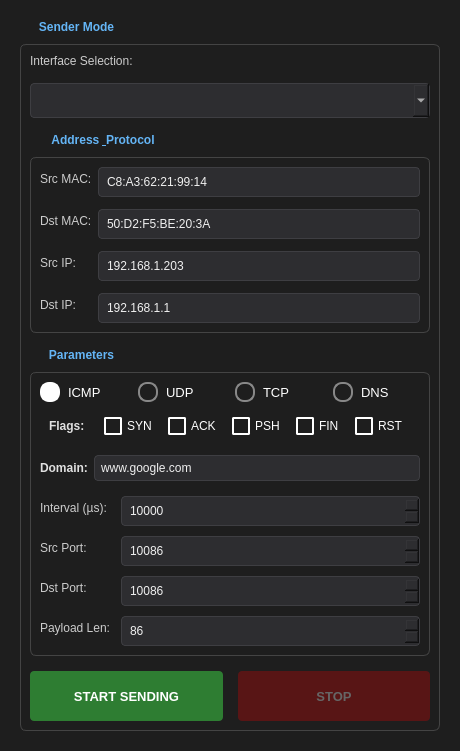
This is sender.ui in jintianwenwenzaoshuilema/PacketStorm-Sender as Qt 5 draws it before an edit. The edited form follows.
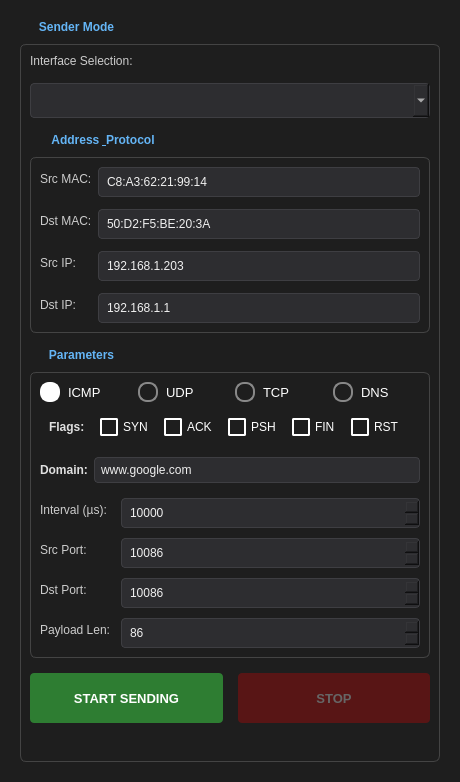
This is the edited form. Icons and pictures are not drawn.

Diff of the .ui file:
```diff
--- a/sender.ui
+++ b/sender.ui
@@ -7,7 +7,7 @@
     <x>0</x>
     <y>0</y>
     <width>460</width>
-    <height>720</height>
+    <height>782</height>
    </rect>
   </property>
   <property name="windowTitle">
@@ -350,9 +350,12 @@
           </item>
 
           <item>
-          <widget class="QWidget" name="containerTcpFlags">
-              <property name="visible">
-                  <bool>false</bool>
+           <widget class="QFrame" name="containerTcpFlags">
+            <property name="frameShape">
+             <enum>QFrame::Shape::NoFrame</enum>
+            </property>
+            <property name="frameShadow">
+             <enum>QFrame::Shadow::Plain</enum>
               </property>
               <layout class="QHBoxLayout" name="hlTcpFlags">
                   <property name="topMargin"><number>5</number></property>
@@ -400,17 +403,27 @@
 
                   <item>
                       <spacer name="spacerFlags">
-                          <property name="orientation"><enum>Qt::Orientation::Horizontal</enum></property>
+               <property name="orientation">
+                <enum>Qt::Orientation::Horizontal</enum>
+               </property>
+               <property name="sizeHint" stdset="0">
+                <size>
+                 <width>40</width>
+                 <height>20</height>
+                </size>
+               </property>
                       </spacer>
                   </item>
               </layout>
           </widget>
           </item>
-
           <item>
-           <widget class="QWidget" name="containerDns">
-            <property name="visible">
-             <bool>false</bool>
+           <widget class="QFrame" name="containerDns">
+            <property name="frameShape">
+             <enum>QFrame::Shape::NoFrame</enum>
+            </property>
+            <property name="frameShadow">
+             <enum>QFrame::Shadow::Plain</enum>
             </property>
             <layout class="QHBoxLayout" name="hlDns">
              <property name="leftMargin"><number>0</number></property>
@@ -434,7 +447,6 @@
             </layout>
            </widget>
           </item>
-
           <item>
            <layout class="QFormLayout" name="formLayout_Param">
             <property name="labelAlignment">
@@ -522,7 +534,7 @@
                <number>1</number>
               </property>
               <property name="maximum">
-               <number>1400</number>
+               <number>99999999</number>
               </property>
               <property name="value">
                <number>86</number>
```
Left out of the diff: 156 changed lines with no effect on the pictures. Lines whose indentation alone changed are shown as unchanged.
